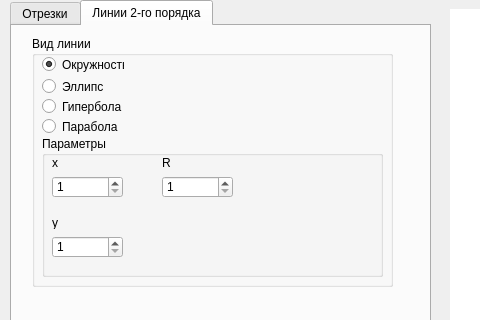
Qt form view.ui (SangeRofl/giis) before a commit; both pictures show x 0 to 480 and y 0 to 320 of the 1280 by 720 pixel window.
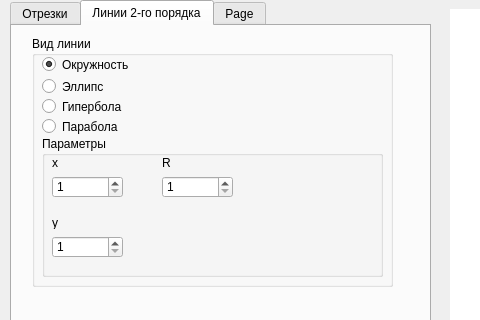
The same form after that commit.

Commit message: fixed circle algo

```diff
--- a/view.ui
+++ b/view.ui
@@ -284,7 +284,7 @@
         <rect>
          <x>10</x>
          <y>20</y>
-         <width>82</width>
+         <width>91</width>
          <height>17</height>
         </rect>
        </property>
@@ -436,6 +436,11 @@
       </widget>
      </widget>
     </widget>
+    <widget class="QWidget" name="tab">
+     <attribute name="title">
+      <string>Page</string>
+     </attribute>
+    </widget>
    </widget>
    <widget class="QPushButton" name="build_button">
     <property name="geometry">
```
The commit also changes 1 other file.
